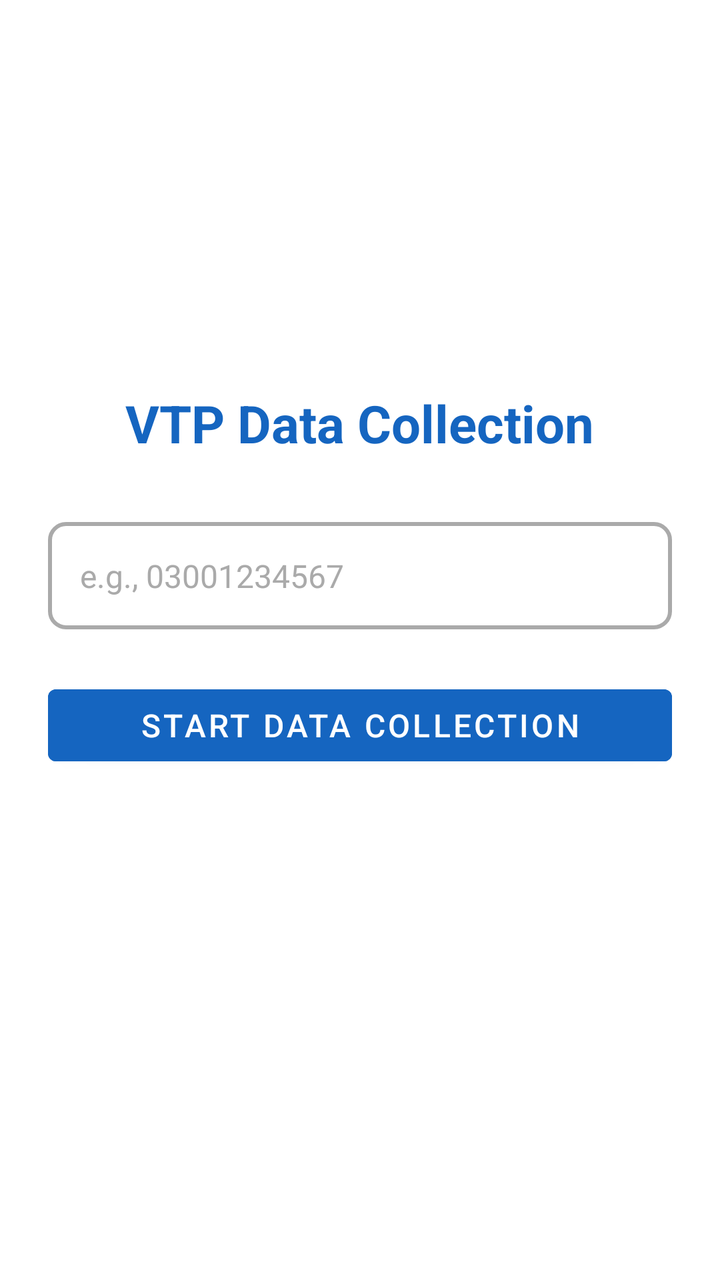
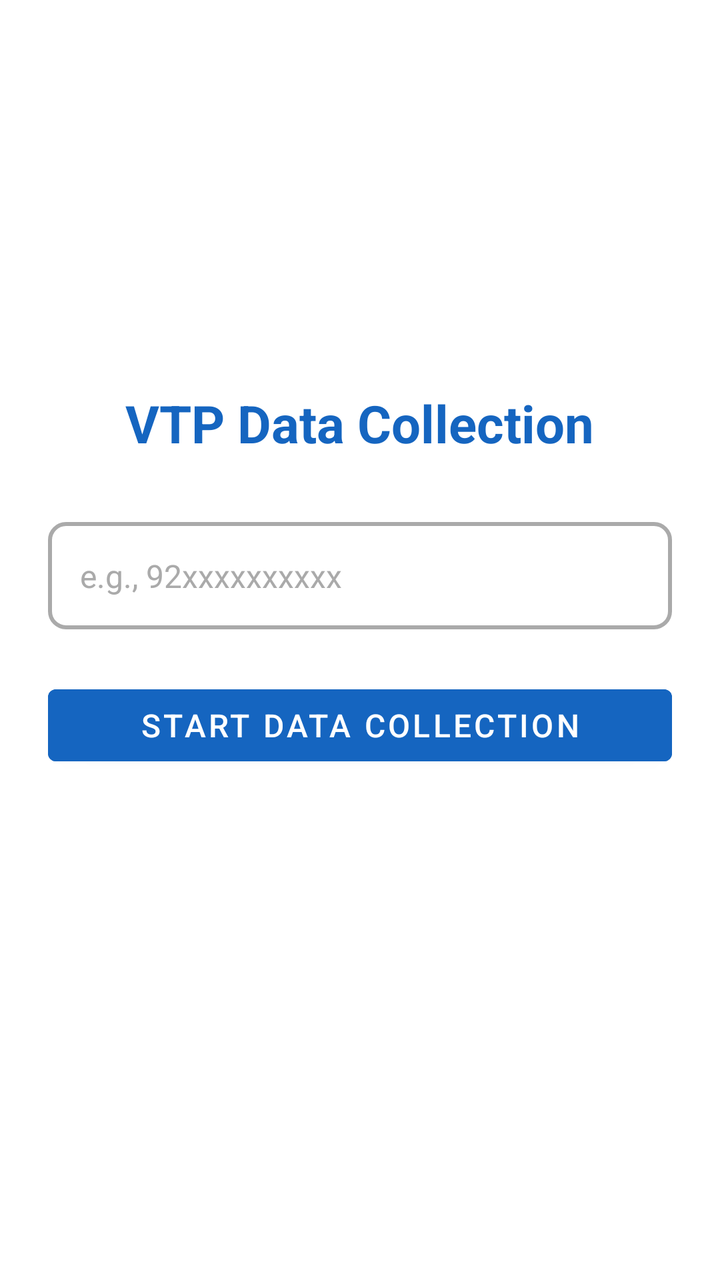

Compare the two renders of this Android layout. The source of the first and the diff that turns it into the second are given below.
<!-- AndroidManifest.xml: application theme Theme.Vtpl -->
<!-- res/layout/fragment_phone_number_entry.xml -->
<?xml version="1.0" encoding="utf-8"?>
<LinearLayout xmlns:android="http://schemas.android.com/apk/res/android"
    android:layout_width="match_parent"
    android:layout_height="match_parent"
    android:orientation="vertical"
    android:gravity="center"
    android:padding="24dp"
    android:background="@android:color/white">

    <TextView
        android:id="@+id/titleText"
        android:layout_width="wrap_content"
        android:layout_height="wrap_content"
        android:text="VTP Data Collection"
        android:textSize="26sp"
        android:textStyle="bold"
        android:textColor="#1565C0"
        android:layout_marginBottom="32dp" />

    <EditText
        android:id="@+id/phoneNumberInput"
        android:layout_width="match_parent"
        android:layout_height="wrap_content"
        android:hint="e.g., 03001234567"
        android:inputType="phone"
        android:maxLines="1"
        android:padding="16dp"
        android:textColor="@android:color/black"
        android:textColorHint="@android:color/darker_gray"
        android:textSize="16sp"
        android:background="@drawable/edit_text_background"
        android:layout_marginBottom="24dp" />

    <Button
        android:id="@+id/submitButton"
        android:layout_width="match_parent"
        android:layout_height="wrap_content"
        android:text="Start Data Collection"
        android:textSize="16sp"
        android:backgroundTint="#1565C0"
        android:textColor="@android:color/white"
        android:layout_marginBottom="24dp" />

    <TextView
        android:id="@+id/logText"
        android:layout_width="wrap_content"
        android:layout_height="wrap_content"
        android:text=""
        android:textSize="14sp"
        android:textColor="@android:color/darker_gray"
        android:gravity="center"
        android:layout_marginTop="16dp" />

</LinearLayout>
<!-- resources referenced by this layout -->
<resources>
  <!-- drawable edit_text_background (drawable) -->
  <?xml version="1.0" encoding="utf-8"?>
  <shape xmlns:android="http://schemas.android.com/apk/res/android"
      android:shape="rectangle">
      
      <solid android:color="@android:color/white" />
      
      <stroke
          android:width="2dp"
          android:color="@android:color/darker_gray" />
      
      <corners android:radius="8dp" />
      
      <padding
          android:left="8dp"
          android:top="8dp"
          android:right="8dp"
          android:bottom="8dp" />
          
  </shape>
  <style name="Theme.Vtpl" parent="Theme.MaterialComponents.DayNight.DarkActionBar">
          
          <item name="colorPrimary">@color/purple_500</item>
          <item name="colorPrimaryVariant">@color/purple_700</item>
          <item name="colorOnPrimary">@color/white</item>
          
          <item name="colorSecondary">@color/teal_200</item>
          <item name="colorSecondaryVariant">@color/teal_700</item>
          <item name="colorOnSecondary">@color/black</item>
          
          <item name="android:statusBarColor">?attr/colorPrimaryVariant</item>
          
      </style>
  <color name="purple_500">#FF6200EE</color>
  <color name="purple_700">#FF3700B3</color>
  <color name="white">#FFFFFFFF</color>
  <color name="teal_200">#FF03DAC5</color>
  <color name="teal_700">#FF018786</color>
  <color name="black">#FF000000</color>
</resources>

<!-- the commit's change to res/layout/fragment_phone_number_entry.xml (unified diff, before → after) -->
@@ -1,54 +1,62 @@
 <?xml version="1.0" encoding="utf-8"?>
-<LinearLayout xmlns:android="http://schemas.android.com/apk/res/android"
+<ScrollView xmlns:android="http://schemas.android.com/apk/res/android"
     android:layout_width="match_parent"
     android:layout_height="match_parent"
-    android:orientation="vertical"
-    android:gravity="center"
-    android:padding="24dp"
-    android:background="@android:color/white">
+    android:background="@android:color/white"
+    android:fitsSystemWindows="true"
+    android:fillViewport="true">
 
-    <TextView
-        android:id="@+id/titleText"
-        android:layout_width="wrap_content"
-        android:layout_height="wrap_content"
-        android:text="VTP Data Collection"
-        android:textSize="26sp"
-        android:textStyle="bold"
-        android:textColor="#1565C0"
-        android:layout_marginBottom="32dp" />
-
-    <EditText
-        android:id="@+id/phoneNumberInput"
+    <LinearLayout
         android:layout_width="match_parent"
         android:layout_height="wrap_content"
-        android:hint="e.g., 03001234567"
-        android:inputType="phone"
-        android:maxLines="1"
-        android:padding="16dp"
-        android:textColor="@android:color/black"
-        android:textColorHint="@android:color/darker_gray"
-        android:textSize="16sp"
-        android:background="@drawable/edit_text_background"
-        android:layout_marginBottom="24dp" />
+        android:orientation="vertical"
+        android:gravity="center"
+        android:padding="24dp"
+        android:background="@android:color/white">
 
-    <Button
-        android:id="@+id/submitButton"
-        android:layout_width="match_parent"
-        android:layout_height="wrap_content"
-        android:text="Start Data Collection"
-        android:textSize="16sp"
-        android:backgroundTint="#1565C0"
-        android:textColor="@android:color/white"
-        android:layout_marginBottom="24dp" />
+        <TextView
+            android:id="@+id/titleText"
+            android:layout_width="wrap_content"
+            android:layout_height="wrap_content"
+            android:text="VTP Data Collection"
+            android:textSize="26sp"
+            android:textStyle="bold"
+            android:textColor="#1565C0"
+            android:layout_marginBottom="32dp" />
 
-    <TextView
-        android:id="@+id/logText"
-        android:layout_width="wrap_content"
-        android:layout_height="wrap_content"
-        android:text=""
-        android:textSize="14sp"
-        android:textColor="@android:color/darker_gray"
-        android:gravity="center"
-        android:layout_marginTop="16dp" />
+        <EditText
+            android:id="@+id/phoneNumberInput"
+            android:layout_width="match_parent"
+            android:layout_height="wrap_content"
+            android:hint="e.g., 92xxxxxxxxxx"
+            android:inputType="phone"
+            android:maxLines="1"
+            android:padding="16dp"
+            android:textColor="@android:color/black"
+            android:textColorHint="@android:color/darker_gray"
+            android:textSize="16sp"
+            android:background="@drawable/edit_text_background"
+            android:layout_marginBottom="24dp" />
 
-</LinearLayout>
+        <Button
+            android:id="@+id/submitButton"
+            android:layout_width="match_parent"
+            android:layout_height="wrap_content"
+            android:text="Start Data Collection"
+            android:textSize="16sp"
+            android:backgroundTint="#1565C0"
+            android:textColor="@android:color/white"
+            android:layout_marginBottom="24dp" />
+
+        <TextView
+            android:id="@+id/logText"
+            android:layout_width="wrap_content"
+            android:layout_height="wrap_content"
+            android:text=""
+            android:textSize="14sp"
+            android:textColor="@android:color/darker_gray"
+            android:gravity="center"
+            android:layout_marginTop="16dp" />
+
+    </LinearLayout>
+</ScrollView>
